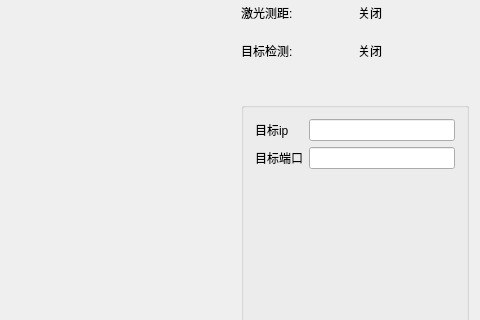
The window that ui/mainwindow.ui (LeRoii/trackingmonitor) describes before a commit, drawn with Qt 5; both pictures show x 800 to 1280 and y 212 to 532 of the 1280 by 767 pixel window.
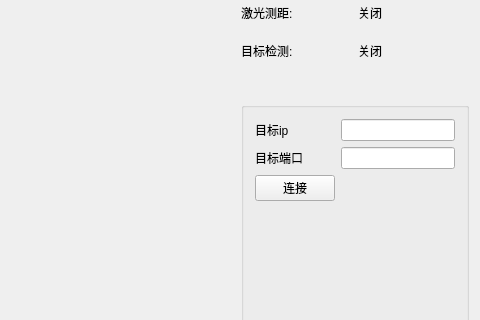
The same window after the commit.

The edit to the form file:
```diff
--- a/ui/mainwindow.ui
+++ b/ui/mainwindow.ui
@@ -177,6 +177,13 @@
            <item row="1" column="1">
             <widget class="QLineEdit" name="port_lineEdit"/>
            </item>
+           <item row="2" column="0">
+            <widget class="QPushButton" name="connect">
+             <property name="text">
+              <string>连接</string>
+             </property>
+            </widget>
+           </item>
           </layout>
          </widget>
         </item>
```
Left out of the diff: 9 changed lines with no effect on the pictures.
